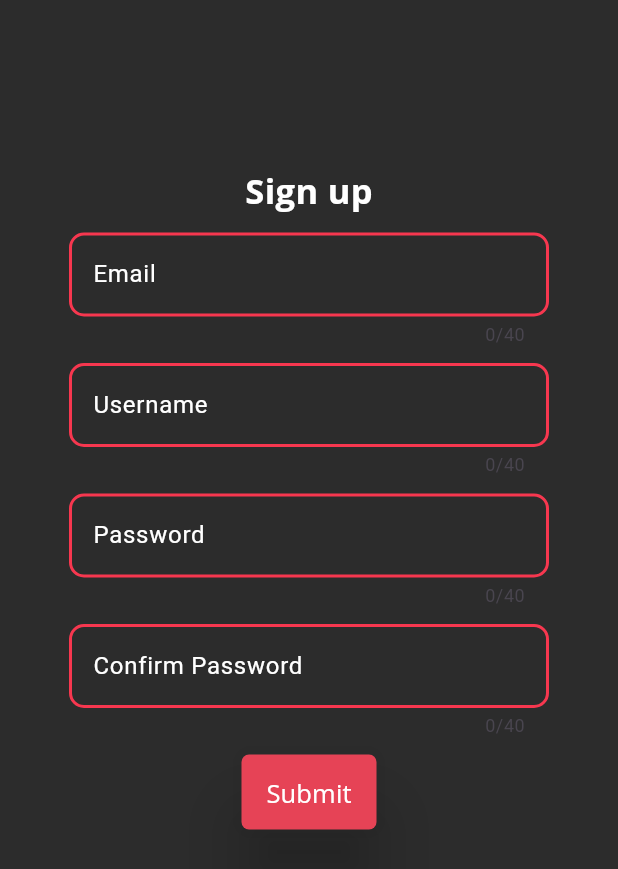
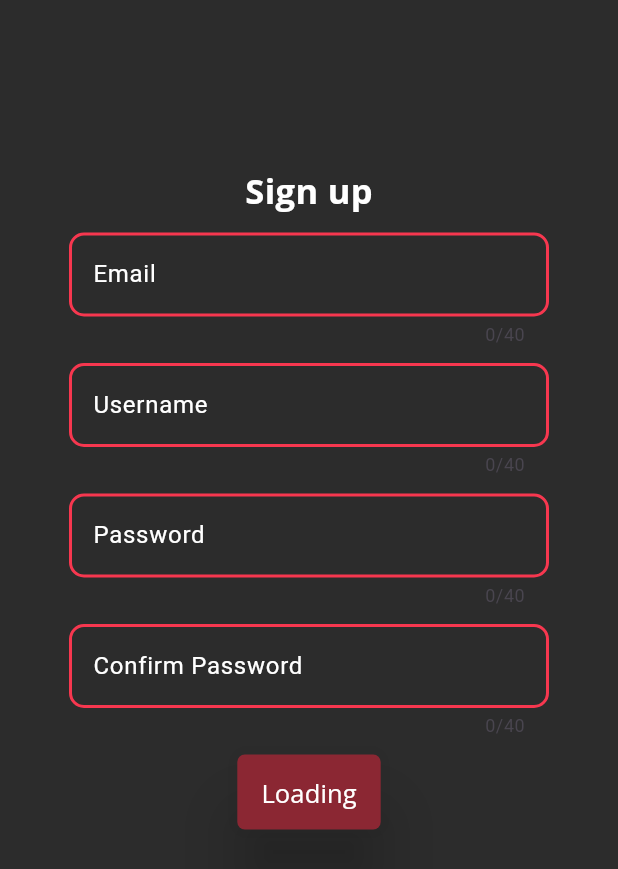
Before and after one commit to Veentikon/CAPGo, a Flutter app: the SignUpWeb screen opened directly, on a phone screen of 412 x 824 dp. Shown: the top 869 px of the screen. Run offline on Flutter 3.47's test engine with Material 3 defaults, Android fonts, the phone set to English and light mode, and no system bars; our stand-ins replace go_router, google_fonts, logger, shared_preferences; accounts and stored records are empty; project files that could hold a hidden picture were left out.

Commit message:
updated sign up page so that it fits current UI, Found a bug that happens on failed sign up (such user already exists

```diff
--- a/flutterGui2_0/meida/lib/app_data.dart
+++ b/flutterGui2_0/meida/lib/app_data.dart
@@ -220,7 +220,7 @@
       isLoading = false;
 
       if (res == 0){
-        return "";
+        return "Success";
       } else {
         // errorMessage = "Sign up failed";
         notifyListeners();
@@ -230,6 +230,9 @@
     } catch (e) {
       logger.w(e.toString());
       return "Sign up failed";
+    } finally {
+      isLoading = false;
+      notifyListeners();
     }
   }
 
--- a/flutterGui2_0/meida/lib/components/misc.dart
+++ b/flutterGui2_0/meida/lib/components/misc.dart
@@ -136,9 +136,8 @@
             // decorationColor: Colors.tealAccent,
             decorationColor: Color.fromRGBO(247, 55, 79, 1.0),
           ):
-          GoogleFonts.oswald(color: Colors.black, fontSize:20.0 ),
-          child: Text(widget.title
-          ),
+          GoogleFonts.oswald(color: Colors.white, fontSize:20.0 ),
+          child: Text(widget.title,),
         ),
       ),
     );
--- a/flutterGui2_0/meida/lib/web/sign_up_web.dart
+++ b/flutterGui2_0/meida/lib/web/sign_up_web.dart
@@ -29,6 +29,7 @@
   @override
   Widget build(BuildContext context) {
     Color color1 = Color.fromRGBO(247, 55, 79, 1.0);
+    Color color1b = Color.fromRGBO(139, 39, 51, 1);
     Color color1Accent = Color.fromRGBO(230, 67, 86, 1);
     Color color2 = Color.fromRGBO(136, 48, 78, 1.0);
     Color color2Accent = Color.fromRGBO(97, 37, 57, 1);
@@ -68,21 +69,41 @@
             TextForm(text: "Username", controller: uNameController, containerWidth: 320.0,),
             TextForm(text: "Password", controller: pswrdController, containerWidth: 320.0,obscure: true,),
             TextForm(text: "Confirm Password", controller: pConfController, containerWidth: 320.0,obscure: true,),
-            MaterialButton(
+            Consumer<MyAppState>(
+              builder: (_, appState, __) => MaterialButton(
                 elevation: 20.0,
-              color: color1Accent,
+                color: color1b,
                 focusColor: color1Accent,
                 height: 50,
                 minWidth: 90,
-              shape: RoundedRectangleBorder(
-                borderRadius: BorderRadius.circular(5.0),
-              ),
-              onPressed: () {
-                if (pswrdController.text == pConfController.text) {
-                  appState.signUp(uNameController.text, pConfController.text, emailController.text);
+                shape: RoundedRectangleBorder(borderRadius: BorderRadius.circular(5.0)),
+                onPressed: appState.isLoading ? null : () async {
+                  String result = await appState.signUp(uNameController.text, pswrdController.text, emailController.text);
+                  // Upon success redirection happens automatically due to Consumer and notification
+                  if (result != "" && context.mounted) { // In case of failed login we want to show an error message.
+                    // appState.setNotLoading();
+                    uNameController.clear();
+                    pswrdController.clear();
+                    pConfController.clear();
+                    emailController.clear();
+                    ScaffoldMessenger.of(context).showSnackBar(SnackBar(content: Text(result))); // Propagate the error message to the user
                   }
                 },
-              child: Sans(text: "Submit", size: 17.0)
+                child: appState.isLoading
+                  ? Row(
+                    mainAxisSize: MainAxisSize.min,
+                    children: [
+                      SizedBox(
+                        height: 16,
+                        width: 16,
+                        child: CircularProgressIndicator(strokeWidth: 2.5,),
+                      ),
+                      SizedBox(width: 8),
+                      Sans(text: "Loading", size: 17.0),
+                    ],
+                  )
+                  : Sans(text: "Loading", size: 17.0),
+              )
             ),
           ],
         ),
--- a/notes.txt
+++ b/notes.txt
@@ -180,3 +180,9 @@
 Have top level message stream and message handler.
 Have separate streams for chatrooms so they only need to worry about one type of message.
 Separate concerns, make the system more modular and scalable.
+
+
+Login -----------------------
+Ideally, when a user logs in only if the user has logged in on a given device before, there is user cache that has relevant user information.
+Such as icons, settings, and cached messages. However if I go by the most simple implementation first, each time a user logs in, the server
+will return all the information related to the user account along with some messages.
```
Also changed, not shown: flutterGui2_0/meida/lib/web/login_web.dart (+104 -111 lines), flutterGui2_0/meida/lib/web/message_screen_web.dart (+18 -11 lines), assets/avatar/1.svg (added). Lines whose indentation alone changed are shown as unchanged.
